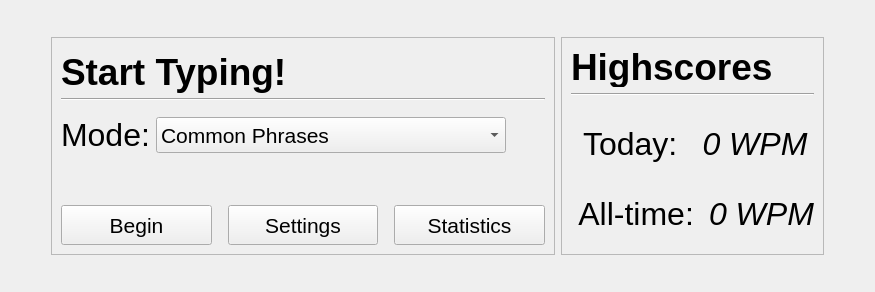
Qt form speed-typer/source_ui/mainWindow.ui (Rolv-Apneseth/ps-typer) before a commit.
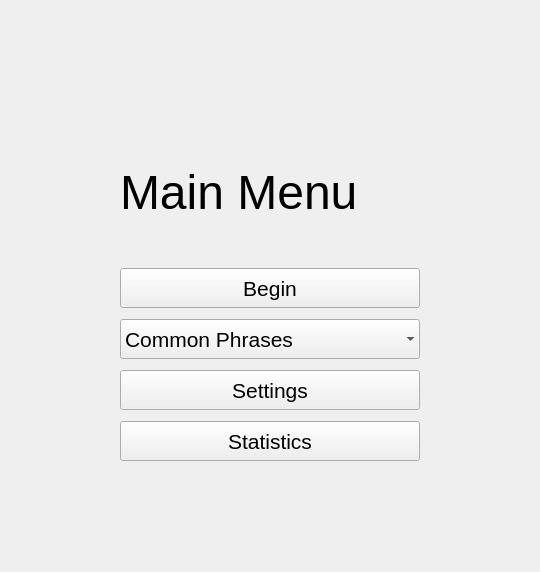
The same form after that commit.

Commit message: Completely revamped the ui of the main menu to a more simplistic look and feel. Highscores no longer included in main window

Patch:
```diff
--- a/speed-typer/source_ui/mainWindow.ui
+++ b/speed-typer/source_ui/mainWindow.ui
@@ -6,8 +6,8 @@
    <rect>
     <x>0</x>
     <y>0</y>
-    <width>875</width>
-    <height>292</height>
+    <width>540</width>
+    <height>572</height>
    </rect>
   </property>
   <property name="windowTitle">
@@ -22,9 +22,6 @@
      <property name="orientation">
       <enum>Qt::Horizontal</enum>
      </property>
-     <property name="sizeType">
-      <enum>QSizePolicy::Expanding</enum>
-     </property>
      <property name="sizeHint" stdset="0">
       <size>
        <width>40</width>
@@ -49,38 +46,15 @@
        <property name="sizeHint" stdset="0">
         <size>
          <width>20</width>
-         <height>40</height>
+         <height>10</height>
         </size>
        </property>
       </spacer>
      </item>
-     <item>
-      <layout class="QHBoxLayout" name="horizontalLayout_4">
-       <property name="leftMargin">
-        <number>0</number>
-       </property>
-       <item>
-        <widget class="QFrame" name="frameMainMenu">
-         <property name="sizePolicy">
-          <sizepolicy hsizetype="Expanding" vsizetype="Preferred">
-           <horstretch>2</horstretch>
-           <verstretch>0</verstretch>
-          </sizepolicy>
-         </property>
-         <property name="styleSheet">
-          <string notr="true"/>
-         </property>
-         <property name="frameShape">
-          <enum>QFrame::StyledPanel</enum>
-         </property>
-         <property name="frameShadow">
-          <enum>QFrame::Raised</enum>
-         </property>
-         <layout class="QVBoxLayout" name="verticalLayout_2">
           <item>
            <widget class="QLabel" name="labelMainMenu">
             <property name="sizePolicy">
-             <sizepolicy hsizetype="Preferred" vsizetype="Fixed">
+        <sizepolicy hsizetype="Preferred" vsizetype="Preferred">
               <horstretch>0</horstretch>
               <verstretch>0</verstretch>
              </sizepolicy>
@@ -88,7 +62,7 @@
             <property name="minimumSize">
              <size>
               <width>0</width>
-              <height>45</height>
+         <height>100</height>
              </size>
             </property>
             <property name="maximumSize">
@@ -99,31 +73,27 @@
             </property>
             <property name="font">
              <font>
-              <pointsize>28</pointsize>
-              <weight>75</weight>
-              <bold>true</bold>
-             </font>
-            </property>
-            <property name="styleSheet">
-             <string notr="true">font-weight: bold; font-size: 28pt;</string>
-            </property>
-            <property name="text">
-             <string>Start Typing!</string>
-            </property>
-           </widget>
-          </item>
-          <item>
-           <widget class="Line" name="lineMainMenu">
+         <pointsize>36</pointsize>
+         <weight>50</weight>
+         <bold>false</bold>
+        </font>
+       </property>
             <property name="styleSheet">
              <string notr="true"/>
             </property>
-            <property name="orientation">
-             <enum>Qt::Horizontal</enum>
+       <property name="text">
+        <string>Main Menu</string>
+       </property>
+       <property name="textFormat">
+        <enum>Qt::PlainText</enum>
+       </property>
+       <property name="alignment">
+        <set>Qt::AlignLeading|Qt::AlignLeft|Qt::AlignVCenter</set>
             </property>
            </widget>
           </item>
           <item>
-           <spacer name="verticalSpacer_2">
+      <spacer name="verticalSpacer_4">
             <property name="orientation">
              <enum>Qt::Vertical</enum>
             </property>
@@ -133,35 +103,57 @@
             <property name="sizeHint" stdset="0">
              <size>
               <width>20</width>
-              <height>10</height>
+         <height>50</height>
              </size>
             </property>
            </spacer>
           </item>
           <item>
-           <layout class="QHBoxLayout" name="horizontalLayout_6">
-            <property name="topMargin">
-             <number>0</number>
-            </property>
-            <item>
-             <widget class="QLabel" name="labelSelectMode">
+      <widget class="QPushButton" name="buttonStart">
               <property name="sizePolicy">
                <sizepolicy hsizetype="Preferred" vsizetype="Preferred">
                 <horstretch>0</horstretch>
                 <verstretch>0</verstretch>
                </sizepolicy>
               </property>
+       <property name="minimumSize">
+        <size>
+         <width>0</width>
+         <height>40</height>
+        </size>
+       </property>
               <property name="font">
                <font>
-                <pointsize>24</pointsize>
-                <underline>false</underline>
-               </font>
-              </property>
+         <pointsize>16</pointsize>
+        </font>
+       </property>
+       <property name="cursor">
+        <cursorShape>PointingHandCursor</cursorShape>
+       </property>
               <property name="text">
-               <string>Mode:</string>
+        <string>Begin</string>
+       </property>
+       <property name="autoDefault">
+        <bool>true</bool>
               </property>
              </widget>
             </item>
+     <item>
+      <spacer name="verticalSpacer_6">
+       <property name="orientation">
+        <enum>Qt::Vertical</enum>
+       </property>
+       <property name="sizeType">
+        <enum>QSizePolicy::Fixed</enum>
+       </property>
+       <property name="sizeHint" stdset="0">
+        <size>
+         <width>20</width>
+         <height>5</height>
+        </size>
+       </property>
+      </spacer>
+     </item>
             <item>
              <widget class="QComboBox" name="comboBoxSelectMode">
               <property name="sizePolicy">
@@ -172,8 +164,8 @@
               </property>
               <property name="minimumSize">
                <size>
-                <width>350</width>
-                <height>0</height>
+         <width>300</width>
+         <height>40</height>
                </size>
               </property>
               <property name="font">
@@ -187,6 +179,15 @@
               <property name="sizeAdjustPolicy">
                <enum>QComboBox::AdjustToContentsOnFirstShow</enum>
               </property>
+       <property name="iconSize">
+        <size>
+         <width>0</width>
+         <height>0</height>
+        </size>
+       </property>
+       <property name="frame">
+        <bool>false</bool>
+       </property>
               <item>
                <property name="text">
                 <string>Common Phrases</string>
@@ -225,77 +226,17 @@
              </widget>
             </item>
             <item>
-             <spacer name="horizontalSpacer_4">
-              <property name="orientation">
-               <enum>Qt::Horizontal</enum>
-              </property>
-              <property name="sizeHint" stdset="0">
-               <size>
-                <width>40</width>
-                <height>20</height>
-               </size>
-              </property>
-             </spacer>
-            </item>
-           </layout>
-          </item>
-          <item>
-           <spacer name="verticalSpacer">
+      <spacer name="verticalSpacer_2">
             <property name="orientation">
              <enum>Qt::Vertical</enum>
             </property>
             <property name="sizeType">
-             <enum>QSizePolicy::Preferred</enum>
-            </property>
-            <property name="sizeHint" stdset="0">
-             <size>
-              <width>20</width>
-              <height>60</height>
-             </size>
-            </property>
-           </spacer>
-          </item>
-          <item>
-           <layout class="QHBoxLayout" name="horizontalLayout_5">
-            <item>
-             <widget class="QPushButton" name="buttonStart">
-              <property name="sizePolicy">
-               <sizepolicy hsizetype="Expanding" vsizetype="Maximum">
-                <horstretch>0</horstretch>
-                <verstretch>0</verstretch>
-               </sizepolicy>
-              </property>
-              <property name="minimumSize">
-               <size>
-                <width>0</width>
-                <height>40</height>
-               </size>
-              </property>
-              <property name="font">
-               <font>
-                <pointsize>16</pointsize>
-               </font>
-              </property>
-              <property name="cursor">
-               <cursorShape>PointingHandCursor</cursorShape>
-              </property>
-              <property name="text">
-               <string>Begin</string>
-              </property>
-             </widget>
-            </item>
-            <item>
-             <spacer name="horizontalSpacer_2">
-              <property name="orientation">
-               <enum>Qt::Horizontal</enum>
-              </property>
-              <property name="sizeType">
                <enum>QSizePolicy::Fixed</enum>
               </property>
               <property name="sizeHint" stdset="0">
                <size>
-                <width>10</width>
-                <height>20</height>
+         <width>20</width>
+         <height>5</height>
                </size>
               </property>
              </spacer>
@@ -303,7 +244,7 @@
             <item>
              <widget class="QPushButton" name="buttonSettings">
               <property name="sizePolicy">
-               <sizepolicy hsizetype="Expanding" vsizetype="Maximum">
+        <sizepolicy hsizetype="Preferred" vsizetype="Preferred">
                 <horstretch>0</horstretch>
                 <verstretch>0</verstretch>
                </sizepolicy>
@@ -325,20 +266,23 @@
               <property name="text">
                <string>Settings</string>
               </property>
+       <property name="autoDefault">
+        <bool>true</bool>
+       </property>
              </widget>
             </item>
             <item>
-             <spacer name="horizontalSpacer_3">
+      <spacer name="verticalSpacer_7">
               <property name="orientation">
-               <enum>Qt::Horizontal</enum>
+        <enum>Qt::Vertical</enum>
               </property>
               <property name="sizeType">
                <enum>QSizePolicy::Fixed</enum>
               </property>
               <property name="sizeHint" stdset="0">
                <size>
-                <width>10</width>
-                <height>20</height>
+         <width>20</width>
+         <height>5</height>
                </size>
               </property>
              </spacer>
@@ -346,7 +290,7 @@
             <item>
              <widget class="QPushButton" name="buttonStatistics">
               <property name="sizePolicy">
-               <sizepolicy hsizetype="Expanding" vsizetype="Maximum">
+        <sizepolicy hsizetype="Preferred" vsizetype="Preferred">
                 <horstretch>0</horstretch>
                 <verstretch>0</verstretch>
                </sizepolicy>
@@ -365,170 +309,13 @@
               <property name="text">
                <string>Statistics</string>
               </property>
-             </widget>
-            </item>
-           </layout>
-          </item>
-         </layout>
-        </widget>
-       </item>
-       <item>
-        <widget class="QFrame" name="frameHighscore">
-         <property name="sizePolicy">
-          <sizepolicy hsizetype="Preferred" vsizetype="Preferred">
-           <horstretch>1</horstretch>
-           <verstretch>0</verstretch>
-          </sizepolicy>
-         </property>
-         <property name="autoFillBackground">
-          <bool>false</bool>
-         </property>
-         <property name="frameShape">
-          <enum>QFrame::StyledPanel</enum>
-         </property>
-         <property name="frameShadow">
-          <enum>QFrame::Raised</enum>
-         </property>
-         <layout class="QVBoxLayout" name="verticalLayout">
-          <item>
-           <widget class="QLabel" name="labelHighscore">
-            <property name="sizePolicy">
-             <sizepolicy hsizetype="Preferred" vsizetype="Fixed">
-              <horstretch>0</horstretch>
-              <verstretch>0</verstretch>
-             </sizepolicy>
-            </property>
-            <property name="minimumSize">
-             <size>
-              <width>0</width>
-              <height>40</height>
-             </size>
-            </property>
-            <property name="maximumSize">
-             <size>
-              <width>16777215</width>
-              <height>40</height>
-             </size>
-            </property>
-            <property name="font">
-             <font>
-              <pointsize>28</pointsize>
-              <weight>75</weight>
-              <bold>true</bold>
-              <underline>false</underline>
-             </font>
-            </property>
-            <property name="styleSheet">
-             <string notr="true">font-weight: bold; font-size: 28pt;</string>
-            </property>
-            <property name="text">
-             <string>Highscores</string>
-            </property>
+       <property name="autoDefault">
+        <bool>true</bool>
+       </property>
            </widget>
           </item>
           <item>
-           <widget class="Line" name="lineHighscore">
-            <property name="styleSheet">
-             <string notr="true"/>
-            </property>
-            <property name="orientation">
-             <enum>Qt::Horizontal</enum>
-            </property>
-           </widget>
-          </item>
-          <item>
-           <spacer name="verticalSpacer_4">
-            <property name="orientation">
-             <enum>Qt::Vertical</enum>
-            </property>
-            <property name="sizeType">
-             <enum>QSizePolicy::Fixed</enum>
-            </property>
-            <property name="sizeHint" stdset="0">
-             <size>
-              <width>20</width>
-              <height>10</height>
-             </size>
-            </property>
-           </spacer>
-          </item>
-          <item>
-           <layout class="QHBoxLayout" name="horizontalLayout_2">
-            <item>
-             <widget class="QLabel" name="labelTodayTitle">
-              <property name="font">
-               <font>
-                <pointsize>24</pointsize>
-               </font>
-              </property>
-              <property name="text">
-               <string> Today: </string>
-              </property>
-              <property name="alignment">
-               <set>Qt::AlignCenter</set>
-              </property>
-             </widget>
-            </item>
-            <item>
-             <widget class="QLabel" name="labelTodayScore">
-              <property name="font">
-               <font>
-                <pointsize>24</pointsize>
-                <italic>true</italic>
-               </font>
-              </property>
-              <property name="text">
-               <string>0 WPM</string>
-              </property>
-              <property name="alignment">
-               <set>Qt::AlignCenter</set>
-              </property>
-             </widget>
-            </item>
-           </layout>
-          </item>
-          <item>
-           <layout class="QHBoxLayout" name="horizontalLayout_3">
-            <item>
-             <widget class="QLabel" name="labelAlltimeTitle">
-              <property name="font">
-               <font>
-                <pointsize>24</pointsize>
-               </font>
-              </property>
-              <property name="text">
-               <string> All-time: </string>
-              </property>
-              <property name="alignment">
-               <set>Qt::AlignCenter</set>
-              </property>
-             </widget>
-            </item>
-            <item>
-             <widget class="QLabel" name="labelAlltimeScore">
-              <property name="font">
-               <font>
-                <pointsize>24</pointsize>
-                <italic>true</italic>
-               </font>
-              </property>
-              <property name="text">
-               <string>0 WPM</string>
-              </property>
-              <property name="alignment">
-               <set>Qt::AlignCenter</set>
-              </property>
-             </widget>
-            </item>
-           </layout>
-          </item>
-         </layout>
-        </widget>
-       </item>
-      </layout>
-     </item>
-     <item>
-      <spacer name="verticalSpacer_3">
+      <spacer name="verticalSpacer">
        <property name="orientation">
         <enum>Qt::Vertical</enum>
        </property>
```
Left out of the diff: 8 changed lines with no effect on the pictures. Lines whose indentation alone changed are shown as unchanged. The commit also changes 3 other files.
